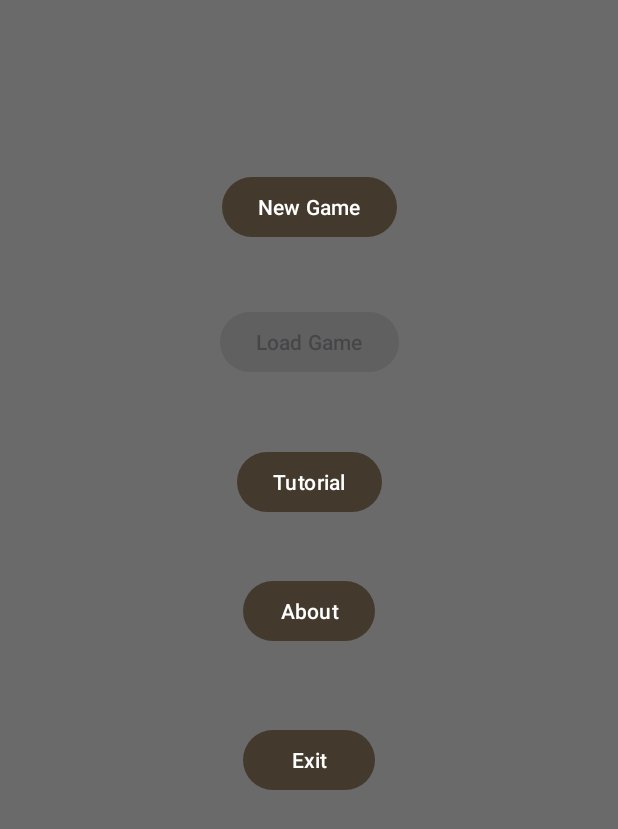
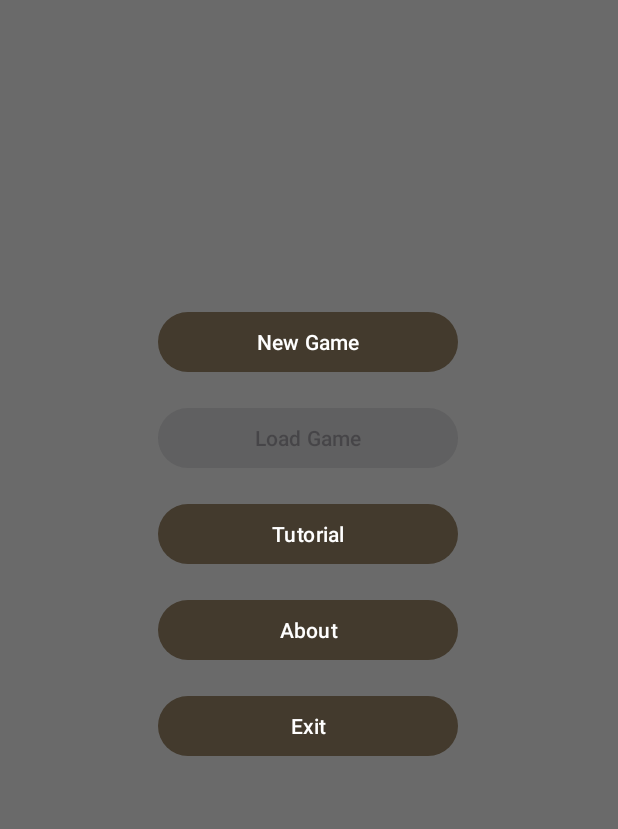
Before and after one commit to andrii-synelnyk/COM543-treasure-adventure-game, an Android app: the screen it shows after launch (MainActivity), on a phone screen of 412 x 824 dp. Shown: the top 829 px of the screen. Run offline under Robolectric (Android 15) with nearby library versions, the phone set to English and light mode, and no system bars.

Commit message:
improved menu ui

```diff
--- a/app/src/main/java/com/example/treasureadventure/Item.java
+++ b/app/src/main/java/com/example/treasureadventure/Item.java
@@ -25,10 +25,10 @@ public class Item {
     private void randomChooseItemType(){
         int randomFactor = random.nextInt(100); // Generate a number between 0 and 99
 
-        if (randomFactor < 0) { // 60% chance
+        if (randomFactor < 60) { // 60% chance
             type = ItemType.Sword;
             value = 5 + random.nextInt(6);
-        } else if (randomFactor < 0) { // Additional 30% chance (60% to 89%)
+        } else if (randomFactor < 90) { // Additional 30% chance (60% to 89%)
             type = ItemType.HealthPotion;
             value = 3 + random.nextInt(4);
         } else { // Remaining 10% chance (90% to 99%)
--- a/app/src/main/res/layout/activity_main.xml
+++ b/app/src/main/res/layout/activity_main.xml
@@ -1,82 +1,64 @@
-<?xml version="1.0" encoding="utf-8"?>
 <androidx.constraintlayout.widget.ConstraintLayout xmlns:android="http://schemas.android.com/apk/res/android"
     xmlns:app="http://schemas.android.com/apk/res-auto"
     xmlns:tools="http://schemas.android.com/tools"
-    android:id="@+id/constraint"
     android:layout_width="match_parent"
     android:layout_height="match_parent"
     tools:context=".MainActivity">
 
-
-    <Button
-        android:id="@+id/newGameButton"
-        android:layout_width="wrap_content"
-        android:layout_height="wrap_content"
-        android:layout_marginStart="147dp"
-        android:layout_marginTop="102dp"
-        android:layout_marginEnd="147dp"
-        android:layout_marginBottom="15dp"
-        android:text="New Game"
-        app:layout_constraintBottom_toTopOf="@+id/loadGameButton"
-        app:layout_constraintEnd_toEndOf="parent"
-        app:layout_constraintStart_toStartOf="parent"
-        app:layout_constraintTop_toTopOf="parent" />
-
     <Button
         android:id="@+id/loadGameButton"
-        android:layout_width="wrap_content"
+        android:layout_width="200dp"
         android:layout_height="wrap_content"
-        android:layout_marginStart="145dp"
-        android:layout_marginTop="15dp"
-        android:layout_marginEnd="145dp"
-        android:layout_marginBottom="20dp"
+        android:layout_marginTop="16dp"
         android:text="Load Game"
-        app:layout_constraintBottom_toTopOf="@+id/tutorialButton"
-        app:layout_constraintEnd_toEndOf="parent"
-        app:layout_constraintStart_toStartOf="parent"
+        app:layout_constraintHorizontal_bias="0.497"
+        app:layout_constraintLeft_toLeftOf="parent"
+        app:layout_constraintRight_toRightOf="parent"
         app:layout_constraintTop_toBottomOf="@+id/newGameButton" />
 
     <Button
         android:id="@+id/tutorialButton"
-        android:layout_width="wrap_content"
+        android:layout_width="200dp"
         android:layout_height="wrap_content"
-        android:layout_marginStart="157dp"
-        android:layout_marginTop="13dp"
-        android:layout_marginEnd="157dp"
-        android:layout_marginBottom="15dp"
+        android:layout_marginTop="16dp"
         android:text="Tutorial"
-        app:layout_constraintBottom_toTopOf="@+id/aboutButton"
-        app:layout_constraintEnd_toEndOf="parent"
-        app:layout_constraintStart_toStartOf="parent"
+        app:layout_constraintHorizontal_bias="0.497"
+        app:layout_constraintLeft_toLeftOf="parent"
+        app:layout_constraintRight_toRightOf="parent"
         app:layout_constraintTop_toBottomOf="@+id/loadGameButton" />
 
     <Button
         android:id="@+id/aboutButton"
-        android:layout_width="wrap_content"
+        android:layout_width="200dp"
         android:layout_height="wrap_content"
-        android:layout_marginStart="161dp"
-        android:layout_marginTop="11dp"
-        android:layout_marginEnd="162dp"
-        android:layout_marginBottom="21dp"
+        android:layout_marginTop="16dp"
         android:text="About"
-        app:layout_constraintBottom_toTopOf="@+id/exitButton"
-        app:layout_constraintEnd_toEndOf="parent"
-        app:layout_constraintHorizontal_bias="1.0"
-        app:layout_constraintStart_toStartOf="parent"
+        app:layout_constraintHorizontal_bias="0.497"
+        app:layout_constraintLeft_toLeftOf="parent"
+        app:layout_constraintRight_toRightOf="parent"
         app:layout_constraintTop_toBottomOf="@+id/tutorialButton" />
 
     <Button
         android:id="@+id/exitButton"
-        android:layout_width="wrap_content"
+        android:layout_width="200dp"
         android:layout_height="wrap_content"
-        android:layout_marginStart="161dp"
-        android:layout_marginTop="18dp"
-        android:layout_marginEnd="162dp"
-        android:layout_marginBottom="282dp"
+        android:layout_marginTop="16dp"
         android:text="Exit"
-        app:layout_constraintBottom_toBottomOf="parent"
-        app:layout_constraintEnd_toEndOf="parent"
-        app:layout_constraintHorizontal_bias="1.0"
-        app:layout_constraintStart_toStartOf="parent"
+        app:layout_constraintHorizontal_bias="0.497"
+        app:layout_constraintLeft_toLeftOf="parent"
+        app:layout_constraintRight_toRightOf="parent"
         app:layout_constraintTop_toBottomOf="@+id/aboutButton" />
+
+    <Button
+        android:id="@+id/newGameButton"
+        android:layout_width="200dp"
+        android:layout_height="wrap_content"
+        android:layout_marginTop="204dp"
+        android:text="New Game"
+        app:layout_constraintHorizontal_bias="0.497"
+        app:layout_constraintLeft_toLeftOf="parent"
+        app:layout_constraintRight_toRightOf="parent"
+        app:layout_constraintTop_toTopOf="parent"
+        app:layout_constraintVertical_chainStyle="packed" />
+
 </androidx.constraintlayout.widget.ConstraintLayout>
```
